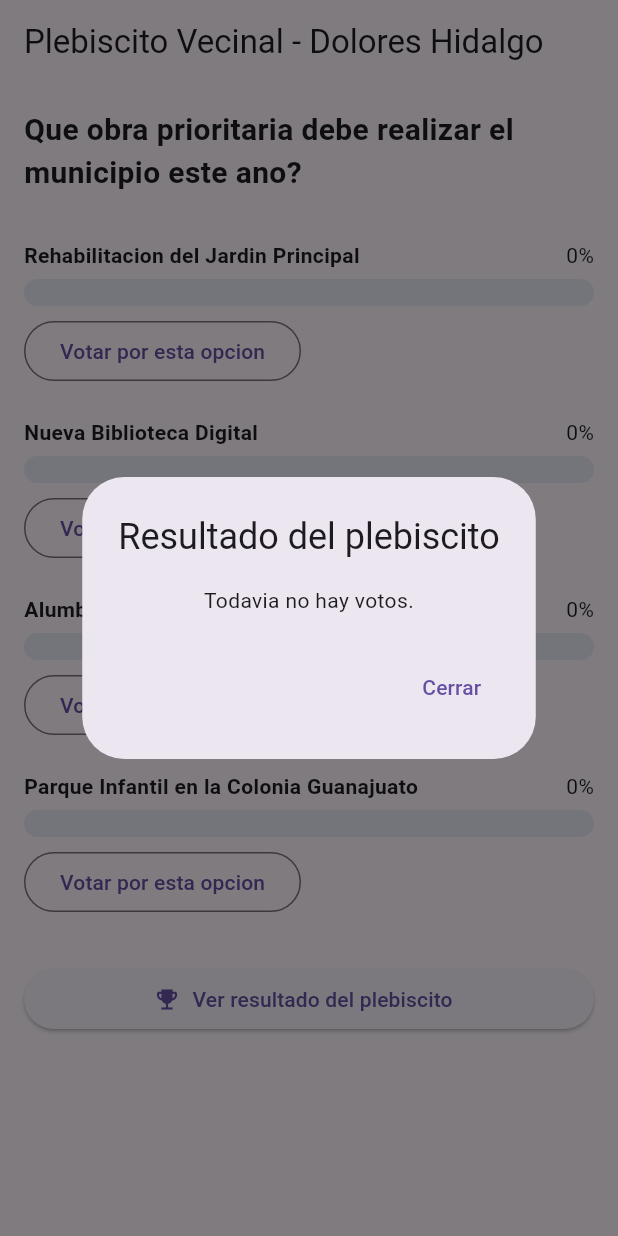
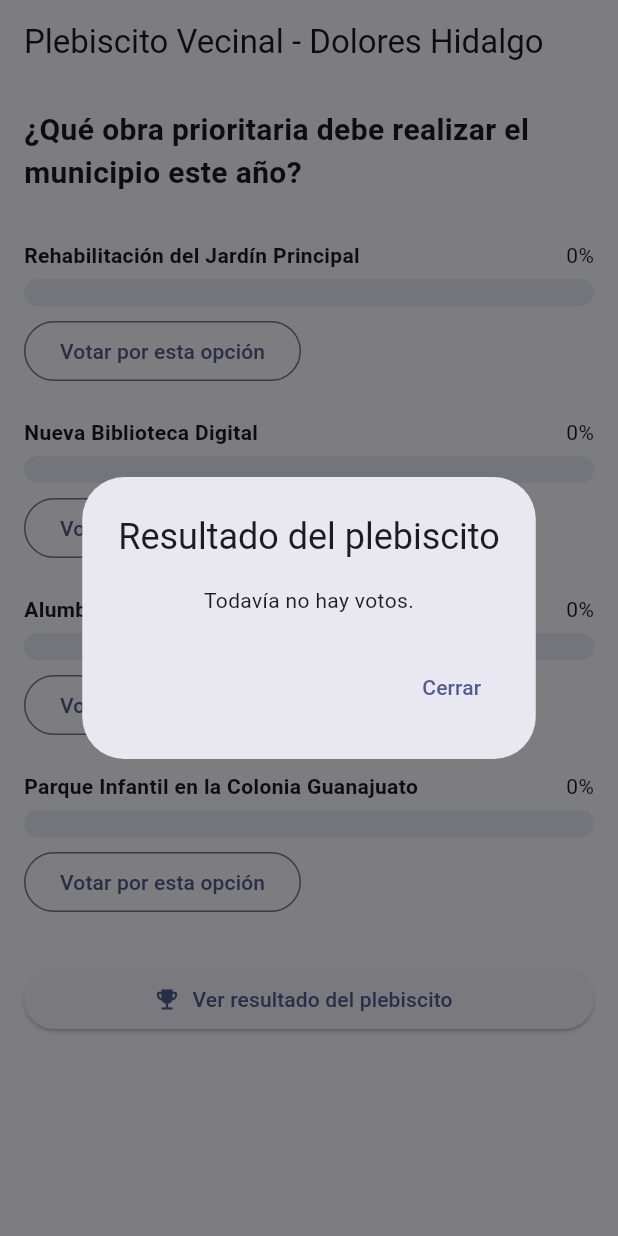
Before and after one commit to christiaaandiooor/vota_dolores_hidalgo, a Flutter app: the screen it shows after launch, after a tap on "Ver resultado del plebiscito", on a phone screen of 412 x 824 dp. Run offline on Flutter 3.47's test engine with Material 3 defaults, Android fonts, the phone set to English and light mode, and no system bars.

Commit message:
fix: acentos y ñ en los textos de la app, avisos de analyze y mensaje de opcion invalida
Co-Authored-By: Claude Opus 5.5 <noreply@anthropic.com>
Claude-Session: https://claude.ai/code/session_01WuLazq4Um3W23Yr7L8FxVz

```diff
--- a/lib/main.dart
+++ b/lib/main.dart
@@ -9,7 +9,7 @@ class VotaDoloresApp extends StatelessWidget {
   Widget build(BuildContext context) {
     return MaterialApp(
       title: 'Vota Dolores Hidalgo',
-      theme: ThemeData(primarySwatch: Colors.indigo, useMaterial3: true),
+      theme: ThemeData(colorSchemeSeed: Colors.indigo, useMaterial3: true),
       home: const VotacionScreen(),
     );
   }
--- a/lib/presentation/votacion_screen.dart
+++ b/lib/presentation/votacion_screen.dart
@@ -15,15 +15,15 @@ class _VotacionScreenState extends State<VotacionScreen> {
   late final Votacion _votacion;
   late final ServicioVotacion _servicio;
   bool _yaVote = false;
-  final String _idUsuario = 'invitado-' + DateTime.now().millisecondsSinceEpoch.toString();
+  final String _idUsuario = 'invitado-${DateTime.now().millisecondsSinceEpoch}';
 
   @override
   void initState() {
     super.initState();
     _votacion = Votacion(
-      pregunta: 'Que obra prioritaria debe realizar el municipio este ano?',
+      pregunta: '¿Qué obra prioritaria debe realizar el municipio este año?',
       opciones: [
-        OpcionVotacion(id: 'jardin', texto: 'Rehabilitacion del Jardin Principal'),
+        OpcionVotacion(id: 'jardin', texto: 'Rehabilitación del Jardín Principal'),
         OpcionVotacion(id: 'biblioteca', texto: 'Nueva Biblioteca Digital'),
         OpcionVotacion(id: 'alumbrado', texto: 'Alumbrado en el Barrio de Analco'),
         OpcionVotacion(id: 'parque', texto: 'Parque Infantil en la Colonia Guanajuato'),
@@ -40,7 +40,9 @@ class _VotacionScreenState extends State<VotacionScreen> {
     } else if (resultado == ResultadoVoto.usuarioYaVoto) {
       _mensaje('Ya registramos tu voto en este plebiscito.');
     } else if (resultado == ResultadoVoto.votacionCerrada) {
-      _mensaje('Esta votacion ya cerro.');
+      _mensaje('Esta votación ya cerró.');
+    } else if (resultado == ResultadoVoto.opcionInvalida) {
+      _mensaje('Esa opción no existe en este plebiscito.');
     }
   }
 
@@ -78,8 +80,8 @@ class _VotacionScreenState extends State<VotacionScreen> {
   }
 
   String _textoResultado(List<OpcionVotacion> ganadores) {
-    if (ganadores.isEmpty) return 'Todavia no hay votos.';
-    if (ganadores.length == 1) return 'La opcion ganadora es:\n\n${ganadores.first.texto}';
+    if (ganadores.isEmpty) return 'Todavía no hay votos.';
+    if (ganadores.length == 1) return 'La opción ganadora es:\n\n${ganadores.first.texto}';
     return 'Hay un empate entre:\n\n${ganadores.map((g) => g.texto).join('\n')}';
   }
 
@@ -131,7 +133,7 @@ class _BarraOpcion extends StatelessWidget {
                 tween: Tween(begin: 0, end: resultado.porcentaje),
                 duration: const Duration(milliseconds: 700),
                 curve: Curves.easeOutCubic,
-                builder: (context, valor, _) => Text(valor.toStringAsFixed(0) + '%'),
+                builder: (context, valor, _) => Text('${valor.toStringAsFixed(0)}%'),
               ),
             ],
           ),
@@ -167,7 +169,7 @@ class _BarraOpcion extends StatelessWidget {
           ),
           const SizedBox(height: 6),
           if (puedeVotar)
-            OutlinedButton(onPressed: onVotar, child: const Text('Votar por esta opcion')),
+            OutlinedButton(onPressed: onVotar, child: const Text('Votar por esta opción')),
         ],
       ),
     );
```
Also changed, not shown: 2 other files.
